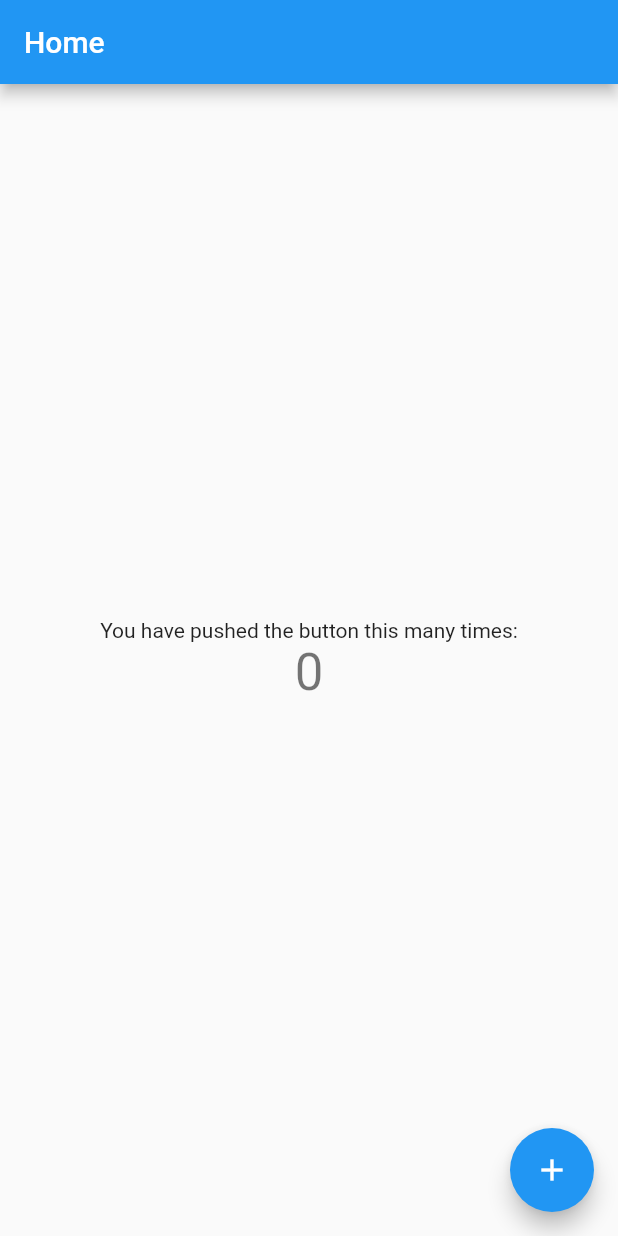
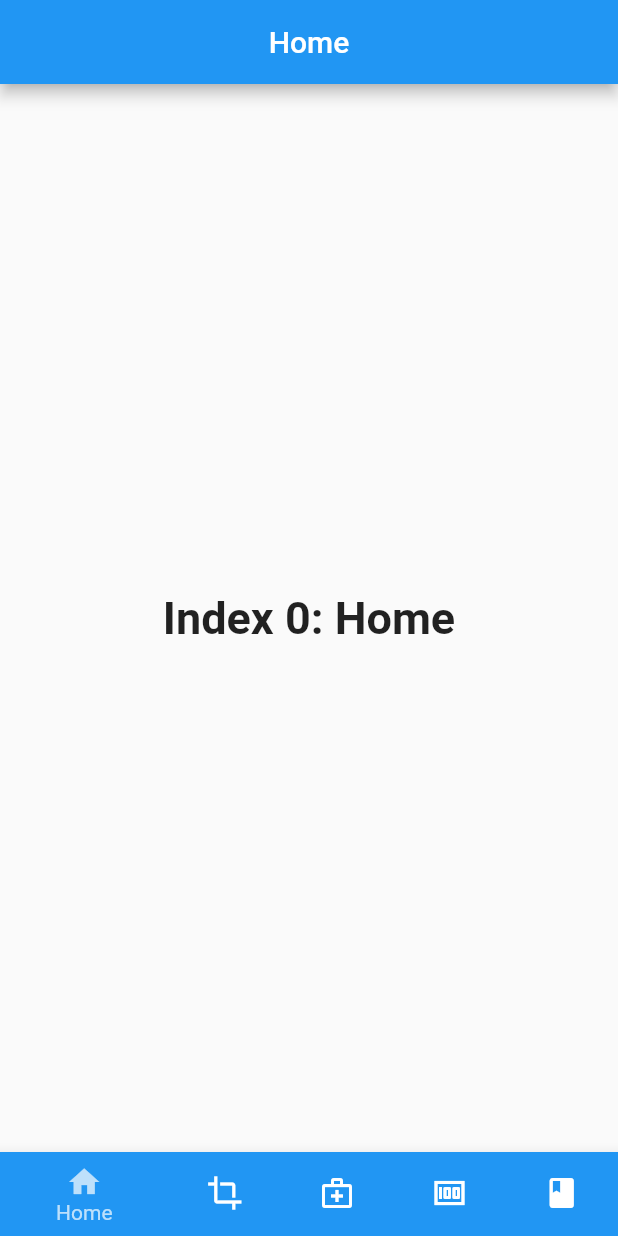
Before and after one commit to The-EnspireTech/Paku, a Flutter app: the screen it shows after launch, on a phone screen of 412 x 824 dp. Run offline on Flutter 3.47's test engine with Material 2 defaults, Android fonts, the phone set to English and light mode, and no system bars.

Commit message:
Updating user interface

```diff
--- a/kheti/lib/main.dart
+++ b/kheti/lib/main.dart
@@ -1,104 +1,102 @@
 import 'package:flutter/material.dart';
+import 'package:flutter/rendering.dart';
 
-void main() {
-  runApp(MyApp());
-}
+void main() => runApp(MyApp());
 
+/// This is the main application widget.
 class MyApp extends StatelessWidget {
-  // This widget is the root of your application.
+  static const String _title = 'Kheti - The farmers choice';
+
   @override
   Widget build(BuildContext context) {
     return MaterialApp(
-      title: 'Kheti-The farmers choice',
-      theme: ThemeData(
-        primarySwatch: Colors.blue,
-      ),
-      home: MyHomePage(title: 'Home'),
+      title: _title,
+      home: MyStatefulWidget(),
     );
   }
 }
 
-class MyHomePage extends StatefulWidget {
-  MyHomePage({Key key, this.title}) : super(key: key);
-
-  // This widget is the home page of your application. It is stateful, meaning
-  // that it has a State object (defined below) that contains fields that affect
-  // how it looks.
-
-  // This class is the configuration for the state. It holds the values (in this
-  // case the title) provided by the parent (in this case the App widget) and
-  // used by the build method of the State. Fields in a Widget subclass are
-  // always marked "final".
-
-  final String title;
+/// This is the stateful widget that the main application instantiates.
+class MyStatefulWidget extends StatefulWidget {
+  MyStatefulWidget({Key key}) : super(key: key);
 
   @override
-  _MyHomePageState createState() => _MyHomePageState();
+  _MyStatefulWidgetState createState() => _MyStatefulWidgetState();
 }
 
-class _MyHomePageState extends State<MyHomePage> {
-  int _counter = 0;
+/// This is the private State class that goes with MyStatefulWidget.
+class _MyStatefulWidgetState extends State<MyStatefulWidget> {
+  int _selectedIndex = 0;
+  static const TextStyle optionStyle =
+      TextStyle(fontSize: 30, fontWeight: FontWeight.bold);
+  static const List<Widget> _widgetOptions = <Widget>[
+    Text(
+      'Index 0: Home',
+      style: optionStyle,
+    ),
+    Text(
+      'Index 1: Crop Plan',
+      style: optionStyle,
+    ),
+    Text(
+      'Index 2: Crop Care',
+      style: optionStyle,
+    ),
+    Text(
+      'Index 3: Market',
+      style: optionStyle,
+    ),
+    Text(
+      'Index 4: News',
+      style: optionStyle,
+    )
+  ];
 
-  void _incrementCounter() {
+  void _onItemTapped(int index) {
     setState(() {
-      // This call to setState tells the Flutter framework that something has
-      // changed in this State, which causes it to rerun the build method below
-      // so that the display can reflect the updated values. If we changed
-      // _counter without calling setState(), then the build method would not be
-      // called again, and so nothing would appear to happen.
-      _counter++;
+      _selectedIndex = index;
     });
   }
 
   @override
   Widget build(BuildContext context) {
-    // This method is rerun every time setState is called, for instance as done
-    // by the _incrementCounter method above.
-    //
-    // The Flutter framework has been optimized to make rerunning build methods
-    // fast, so that you can just rebuild anything that needs updating rather
-    // than having to individually change instances of widgets.
     return Scaffold(
       appBar: AppBar(
-        // Here we take the value from the MyHomePage object that was created by
-        // the App.build method, and use it to set our appbar title.
-        title: Text(widget.title),
+        title: const Text('Home'),
+        centerTitle: true,
+        backgroundColor: Colors.blue,
       ),
       body: Center(
-        // Center is a layout widget. It takes a single child and positions it
-        // in the middle of the parent.
-        child: Column(
-          // Column is also a layout widget. It takes a list of children and
-          // arranges them vertically. By default, it sizes itself to fit its
-          // children horizontally, and tries to be as tall as its parent.
-          //
-          // Invoke "debug painting" (press "p" in the console, choose the
-          // "Toggle Debug Paint" action from the Flutter Inspector in Android
-          // Studio, or the "Toggle Debug Paint" command in Visual Studio Code)
-          // to see the wireframe for each widget.
-          //
-          // Column has various properties to control how it sizes itself and
-          // how it positions its children. Here we use mainAxisAlignment to
-          // center the children vertically; the main axis here is the vertical
-          // axis because Columns are vertical (the cross axis would be
-          // horizontal).
-          mainAxisAlignment: MainAxisAlignment.center,
-          children: <Widget>[
-            Text(
-              'You have pushed the button this many times:',
-            ),
-            Text(
-              '$_counter',
-              style: Theme.of(context).textTheme.headline4,
-            ),
-          ],
-        ),
+        child: _widgetOptions.elementAt(_selectedIndex),
       ),
-      floatingActionButton: FloatingActionButton(
-        onPressed: _incrementCounter,
-        tooltip: 'Increment',
-        child: Icon(Icons.add),
-      ), // This trailing comma makes auto-formatting nicer for build methods.
+      bottomNavigationBar: BottomNavigationBar(
+        items: const <BottomNavigationBarItem>[
+          BottomNavigationBarItem(
+            icon: Icon(Icons.home),
+            label: 'Home',
+            backgroundColor: Colors.blue,
+          ),
+          BottomNavigationBarItem(
+            icon: Icon(Icons.crop),
+            label: 'Crop Plan',
+          ),
+          BottomNavigationBarItem(
+            icon: Icon(Icons.medical_services_outlined),
+            label: 'Crop Care',
+          ),
+          BottomNavigationBarItem(
+            icon: Icon(Icons.money),
+            label: 'Market',
+          ),
+          BottomNavigationBarItem(
+            icon: Icon(Icons.book),
+            label: 'News',
+          ),
+        ],
+        currentIndex: _selectedIndex,
+        selectedItemColor: Colors.white70,
+        onTap: _onItemTapped,
+      ),
     );
   }
 }
```
